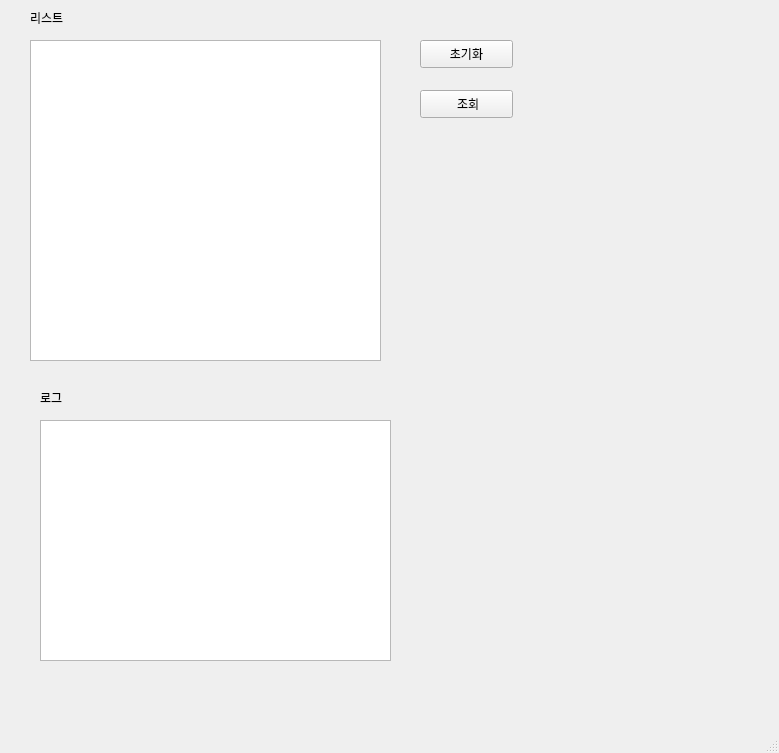
chaemingyu/CoupangAPI, file mainwindow.ui: the form before one commit.
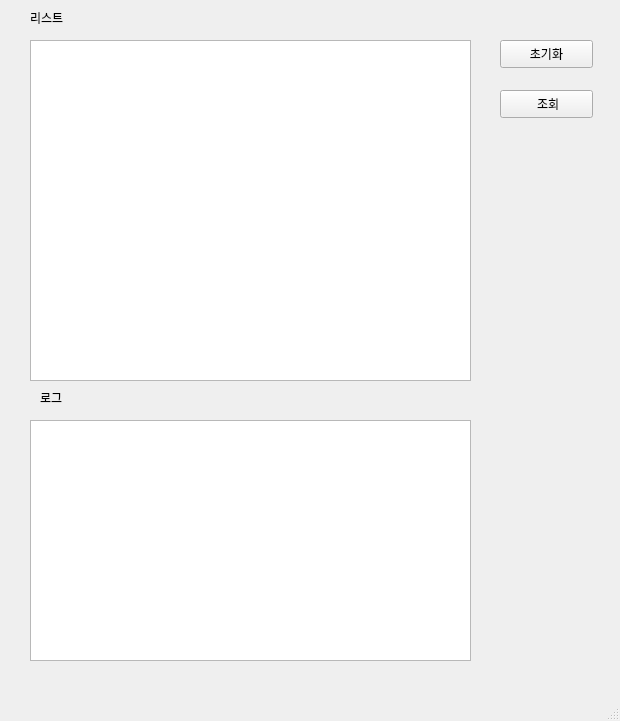
The form after the commit.

Commit message: 조회 기능 모듈 개발 완료

What changed in the file:
```diff
--- a/mainwindow.ui
+++ b/mainwindow.ui
@@ -6,28 +6,18 @@
    <rect>
     <x>0</x>
     <y>0</y>
-    <width>779</width>
-    <height>753</height>
+    <width>620</width>
+    <height>721</height>
    </rect>
   </property>
   <property name="windowTitle">
    <string>MainWindow</string>
   </property>
   <widget class="QWidget" name="centralwidget">
-   <widget class="QListView" name="shoppinglistView">
-    <property name="geometry">
-     <rect>
-      <x>30</x>
-      <y>40</y>
-      <width>351</width>
-      <height>321</height>
-     </rect>
-    </property>
-   </widget>
    <widget class="QPushButton" name="inibtn">
     <property name="geometry">
      <rect>
-      <x>420</x>
+      <x>500</x>
       <y>40</y>
       <width>93</width>
       <height>28</height>
@@ -40,7 +30,7 @@
    <widget class="QPushButton" name="searchbtn">
     <property name="geometry">
      <rect>
-      <x>420</x>
+      <x>500</x>
       <y>90</y>
       <width>93</width>
       <height>28</height>
@@ -66,9 +56,9 @@
    <widget class="QTextEdit" name="log">
     <property name="geometry">
      <rect>
-      <x>40</x>
+      <x>30</x>
       <y>420</y>
-      <width>351</width>
+      <width>441</width>
       <height>241</height>
      </rect>
     </property>
@@ -86,6 +76,16 @@
      <string>로그</string>
     </property>
    </widget>
+   <widget class="QTableView" name="shoppingtableView">
+    <property name="geometry">
+     <rect>
+      <x>30</x>
+      <y>40</y>
+      <width>441</width>
+      <height>341</height>
+     </rect>
+    </property>
+   </widget>
   </widget>
   <widget class="QMenuBar" name="menubar">
    <property name="geometry">
```
Left out of the diff: 2 changed lines with no effect on the pictures. The commit also changes 1 other file.
